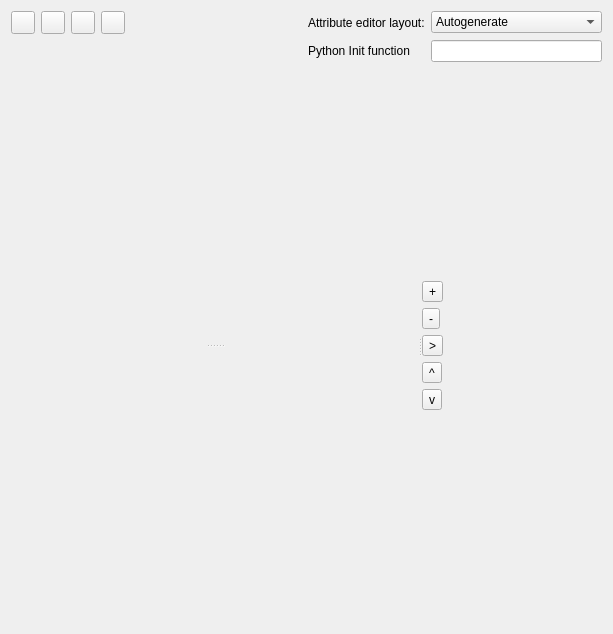
Old version of the form src/ui/qgsfieldspropertiesbase.ui in the repository daveisfera/QGIS.
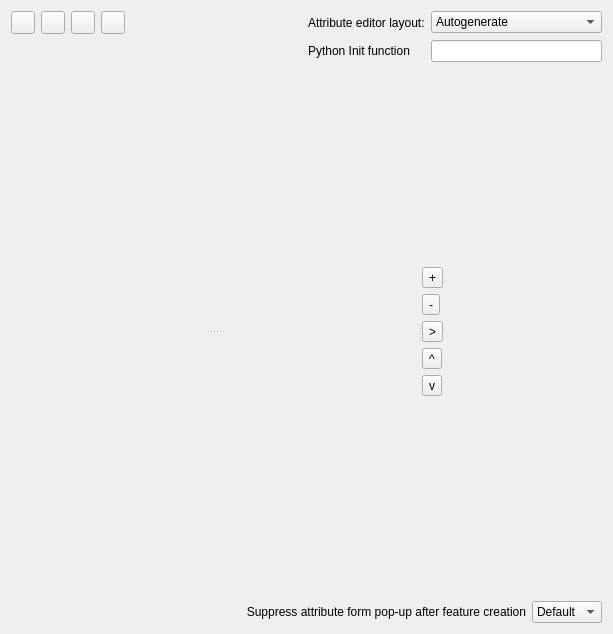
New version of the form. Icons and pictures are not drawn.

The edit to the form file:
```diff
--- a/src/ui/qgsfieldspropertiesbase.ui
+++ b/src/ui/qgsfieldspropertiesbase.ui
@@ -363,6 +363,60 @@
      </property>
     </widget>
    </item>
+   <item row="3" column="0" colspan="7">
+    <layout class="QHBoxLayout" name="horizontalLayout">
+     <item>
+      <widget class="QLabel" name="mFormSuppressLabel">
+       <property name="sizePolicy">
+        <sizepolicy hsizetype="MinimumExpanding" vsizetype="Maximum">
+         <horstretch>0</horstretch>
+         <verstretch>0</verstretch>
+        </sizepolicy>
+       </property>
+       <property name="minimumSize">
+        <size>
+         <width>150</width>
+         <height>0</height>
+        </size>
+       </property>
+       <property name="text">
+        <string>Suppress attribute form pop-up after feature creation</string>
+       </property>
+       <property name="alignment">
+        <set>Qt::AlignRight|Qt::AlignTrailing|Qt::AlignVCenter</set>
+       </property>
+       <property name="wordWrap">
+        <bool>true</bool>
+       </property>
+      </widget>
+     </item>
+     <item>
+      <widget class="QComboBox" name="mFormSuppressCmbBx">
+       <property name="sizePolicy">
+        <sizepolicy hsizetype="Maximum" vsizetype="Fixed">
+         <horstretch>0</horstretch>
+         <verstretch>0</verstretch>
+        </sizepolicy>
+       </property>
+       <item>
+        <property name="text">
+         <string>Default</string>
+        </property>
+       </item>
+       <item>
+        <property name="text">
+         <string>On</string>
+        </property>
+       </item>
+       <item>
+        <property name="text">
+         <string>Off</string>
+        </property>
+       </item>
+      </widget>
+     </item>
+    </layout>
+   </item>
    <item row="1" column="6">
     <widget class="QLineEdit" name="leEditFormInit">
      <property name="toolTip">
```
